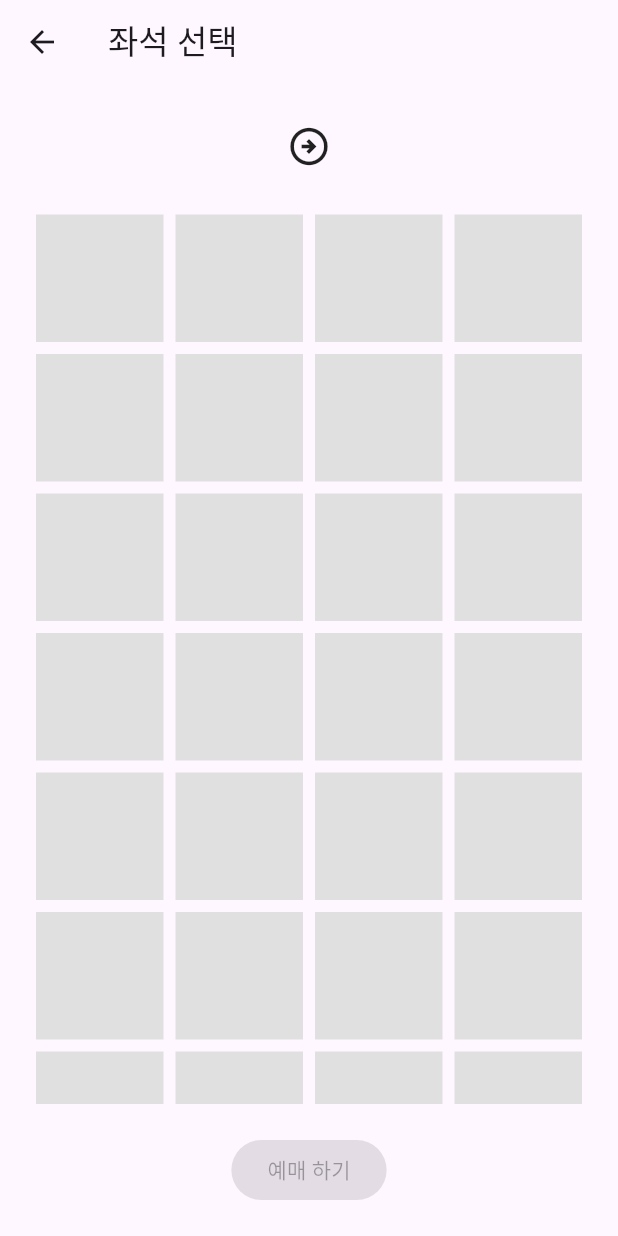
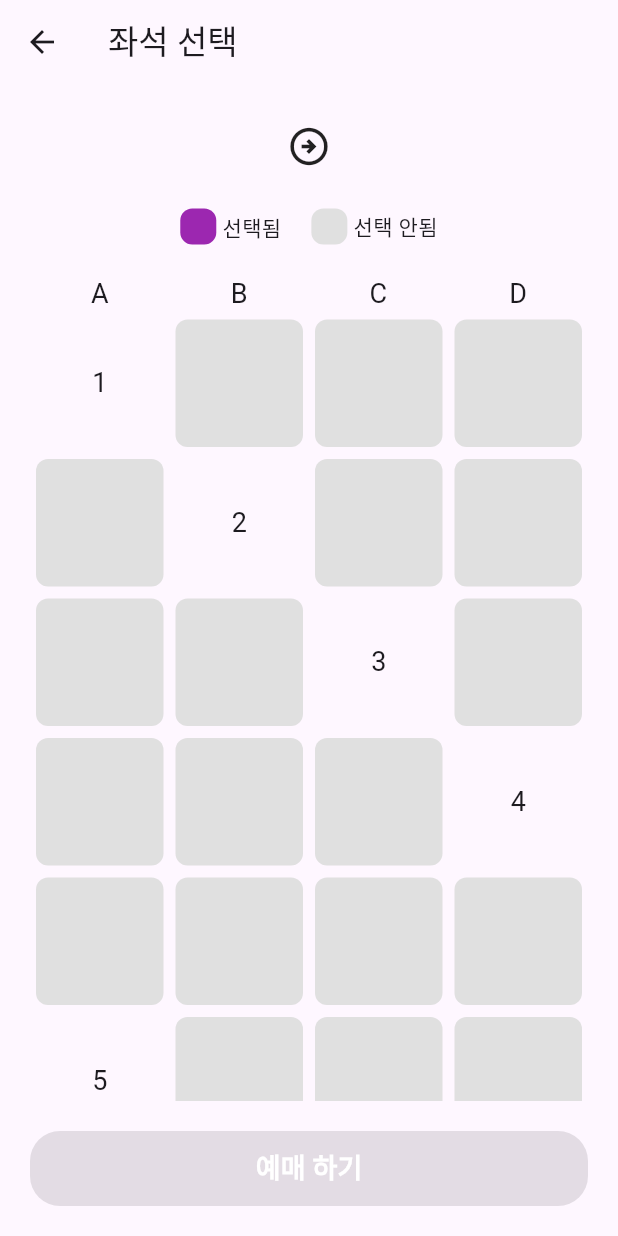
Before and after one commit to oosuhada/train_booking_app, a Flutter app: the SeatPage screen opened directly with empty values, on a phone screen of 412 x 824 dp. Run offline on Flutter 3.47's test engine with Material 3 defaults, Android fonts, the phone set to English and light mode, and no system bars.

Commit message:
add selection to seatpage

```diff
--- a/lib/seat_page.dart
+++ b/lib/seat_page.dart
@@ -31,28 +31,90 @@ class _SeatPageState extends State<SeatPage> {
                   Row(
                       mainAxisAlignment: MainAxisAlignment.spaceBetween,
                       children: <Widget>[
-                        Text(widget.departure,
+                        Expanded(
+                          child: FittedBox(
+                            fit: BoxFit.scaleDown,
+                            child: Text(widget.departure,
                                 style: TextStyle(
                                     fontSize: 30,
                                     fontWeight: FontWeight.bold,
                                     color: Colors.purple)),
+                          ),
+                        ),
                         Icon(Icons.arrow_circle_right_outlined, size: 30),
-                        Text(widget.arrival,
+                        Expanded(
+                          child: FittedBox(
+                            fit: BoxFit.scaleDown,
+                            child: Text(widget.arrival,
                                 style: TextStyle(
                                     fontSize: 30,
                                     fontWeight: FontWeight.bold,
-                                color: Colors.purple))
+                                    color: Colors.purple)),
+                          ),
+                        ),
                       ]),
                   SizedBox(height: 20),
+
+                  // 좌석 상태 레이블
+                  Row(
+                    mainAxisAlignment: MainAxisAlignment.center,
+                    children: [
+                      Container(
+                        width: 24,
+                        height: 24,
+                        decoration: BoxDecoration(
+                          color: Colors.purple,
+                          borderRadius: BorderRadius.circular(8),
+                        ),
+                      ),
+                      SizedBox(width: 4),
+                      Text('선택됨'),
+                      SizedBox(width: 20),
+                      Container(
+                        width: 24,
+                        height: 24,
+                        decoration: BoxDecoration(
+                          color: Colors.grey[300],
+                          borderRadius: BorderRadius.circular(8),
+                        ),
+                      ),
+                      SizedBox(width: 4),
+                      Text('선택 안됨'),
+                    ],
+                  ),
+                  SizedBox(height: 20),
+
+                  // ABCD 레이블
+                  Row(
+                    mainAxisAlignment: MainAxisAlignment.spaceAround,
+                    children: ['A', 'B', 'C', 'D']
+                        .map((label) =>
+                            Text(label, style: TextStyle(fontSize: 18)))
+                        .toList(),
+                  ),
+
+                  // 좌석 그리드
                   Expanded(
                       child: GridView.builder(
                           gridDelegate:
                               SliverGridDelegateWithFixedCrossAxisCount(
-                                  crossAxisCount: 4),
-                          itemCount: seats.length * seats[0].length,
+                                  crossAxisCount: seats[0].length),
+                          itemCount:
+                              seats.length * seats[0].length + seats.length,
                           itemBuilder: (context, index) {
-                            int row = index ~/ 4;
-                            int col = index % 4;
+                            if (index % 5 == 0) {
+                              int row = index ~/ 5 + 1;
+                              return Center(
+                                  child: Container(
+                                      width: 50,
+                                      height: 50,
+                                      child: Center(
+                                          child: Text(row.toString(),
+                                              style:
+                                                  TextStyle(fontSize: 18)))));
+                            }
+                            int row = index ~/ 5;
+                            int col = index % 5 - 1;
                             return GestureDetector(
                                 onTap: () {
                                   setState(() {
@@ -63,23 +125,35 @@ class _SeatPageState extends State<SeatPage> {
                                 },
                                 child: Container(
                                     margin: EdgeInsets.all(4),
-                                  width: 50,
-                                  height: 50,
+                                    width: 24,
+                                    height: 24,
+                                    decoration: BoxDecoration(
                                         color: seats[row][col]
                                             ? Colors.purple
                                             : Colors.grey[300],
-                                ));
+                                        borderRadius:
+                                            BorderRadius.circular(8))));
                           })),
+
                   SizedBox(height: 20),
+
+                  // 예매하기 버튼
                   ElevatedButton(
                       onPressed: selectedRow != null
                           ? () {
                               Navigator.pop(context);
                             }
                           : null,
-                      child: Text('예매 하기'),
+                      child: Text('예매 하기',
+                          style: TextStyle(
+                              color: Colors.white,
+                              fontSize: 18,
+                              fontWeight: FontWeight.bold)),
                       style: ElevatedButton.styleFrom(
-                          backgroundColor: Colors.purple))
+                          backgroundColor: Colors.purple,
+                          shape: RoundedRectangleBorder(
+                              borderRadius: BorderRadius.circular(20)),
+                          minimumSize: Size(double.infinity, 50)))
                 ])));
   }
 }
```
Lines whose indentation alone changed are shown as unchanged.
